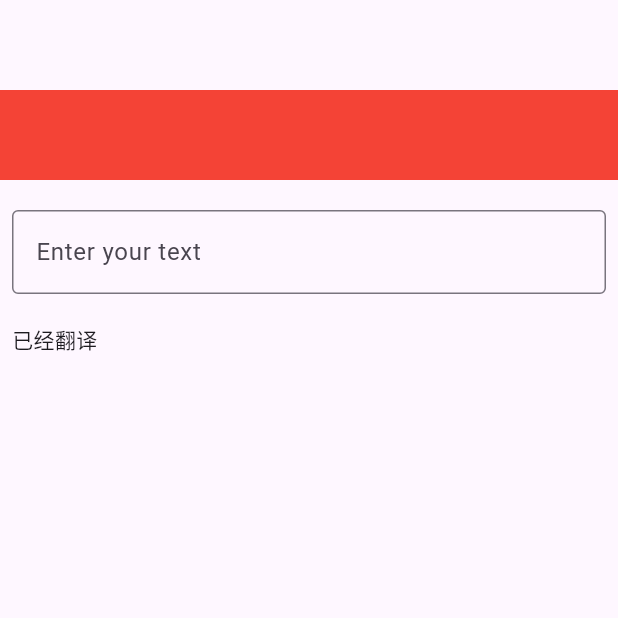
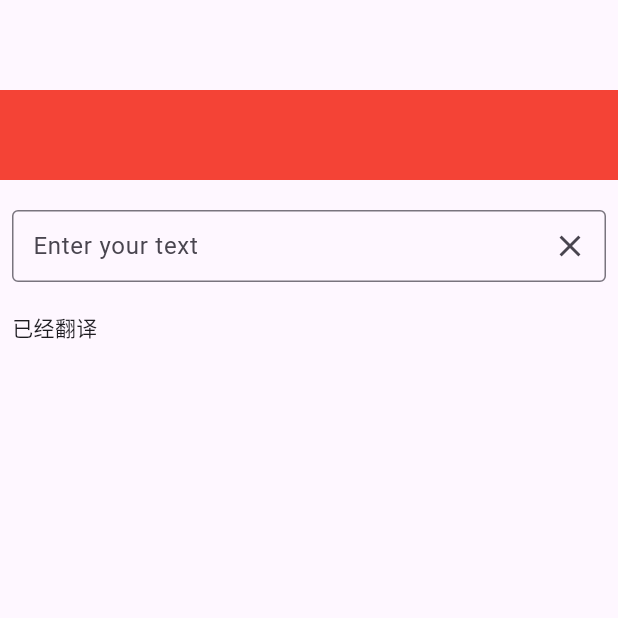
Before and after one commit to aludiba/ChatPanda, a Flutter app: the TranslatePage screen opened directly, on a phone screen of 412 x 824 dp, the top half of it. Run offline on Flutter 3.47's test engine with Material 3 defaults, Android fonts, the phone set to English and light mode, and no system bars; our stand-ins replace bubble, flutter_slidable, flutter_tts, share, shared_preferences, speech_to_text and 1 more; missing offline and left inert: flutter_hi_cache, flutter_langdetect, flutter_splash_screen; accounts and stored records are empty; generated files the repository leaves out were written again.

Commit message:
translate：输入框操作完善。

```diff
--- a/chatgpt_flutter/lib/pages/Translate_page.dart
+++ b/chatgpt_flutter/lib/pages/Translate_page.dart
@@ -1,5 +1,6 @@
 import 'package:chatgpt_flutter/util/padding_extension.dart';
 import 'package:flutter/material.dart';
+import 'package:openai_flutter/utils/ai_logger.dart';
 
 class TranslatePage extends StatefulWidget {
   const TranslatePage({super.key});
@@ -8,13 +9,24 @@ class TranslatePage extends StatefulWidget {
   State<TranslatePage> createState() => _TranslatePageState();
 }
 
-class _TranslatePageState extends State<TranslatePage> {
-  TextEditingController _controller = TextEditingController();
+class _TranslatePageState extends State<TranslatePage>
+    with AutomaticKeepAliveClientMixin {
+  final FocusNode _focusNode = FocusNode();
+  final TextEditingController _controller = TextEditingController();
+
+  @override
+  bool get wantKeepAlive => true;
 
   @override
   Widget build(BuildContext context) {
     return Scaffold(
-      body: Column(
+      body: GestureDetector(
+        onTap: () {
+          // 点击空白区域时取消焦点
+          _focusNode.unfocus();
+          _onSend();
+        },
+        child: Column(
           children: [
             60.paddingHeight, // 使用SizedBox来创建间距
             _languageSelectionArea(),
@@ -28,6 +40,7 @@ class _TranslatePageState extends State<TranslatePage> {
               ),
             ),
           ],
+        ),
       ),
     );
   }
@@ -45,15 +58,39 @@ class _TranslatePageState extends State<TranslatePage> {
     if (index == 0) {
       return Padding(
           padding: const EdgeInsets.only(right: 8, bottom: 20, left: 8),
-        child: TextField(
+          child: Stack(
+            children: [
+              TextField(
+                focusNode: _focusNode,
                 controller: _controller,
+                textInputAction: TextInputAction.done, // 设置回车键为确定操作
+                //回车发送消息
+                onSubmitted: (value) {
+                  // 当用户点击确定时调用的回调函数
+                  AILogger.log('Submitted: $value');
+                  _onSend();
+                },
                 maxLines: null, // 或者设置为大于1的值，这样可以自动换行,
                 decoration: const InputDecoration(
                   labelText: 'Enter your text',
                   border: OutlineInputBorder(),
+                  // 增加右侧内边距
+                  contentPadding: EdgeInsets.only(
+                      top: 10.0, bottom: 10.0, left: 10.0, right: 20.0),
                 ),
               ),
-      );
+              Positioned(
+                top: 0,
+                right: 0,
+                child: IconButton(
+                  icon: const Icon(Icons.clear),
+                  onPressed: () {
+                    _controller.clear();
+                  },
+                ),
+              )
+            ],
+          ));
     } else {
       return const Padding(
         padding: EdgeInsets.only(right: 8, left: 8),
@@ -61,4 +98,13 @@ class _TranslatePageState extends State<TranslatePage> {
       );
     }
   }
+
+  // 键盘回车发送消息
+  void _onSend() {
+    _focusNode.unfocus();
+    _onTranslate();
   }
+
+  // TODO:去翻译
+  void _onTranslate() {}
+}
```
Lines whose indentation alone changed are shown as unchanged.
